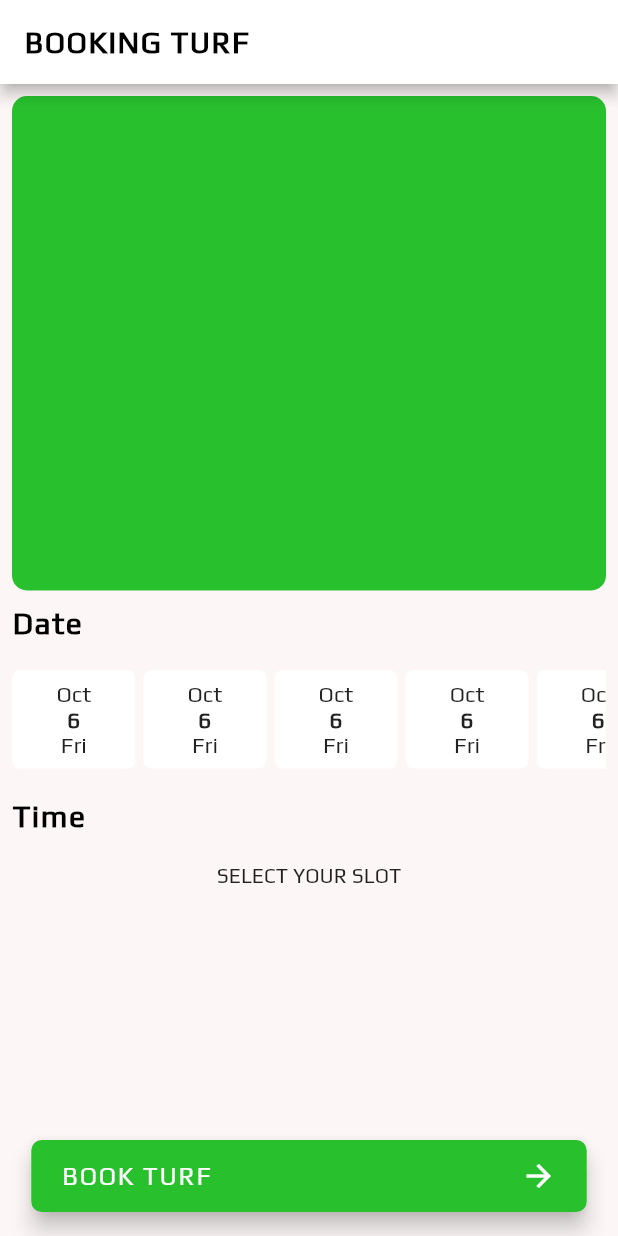
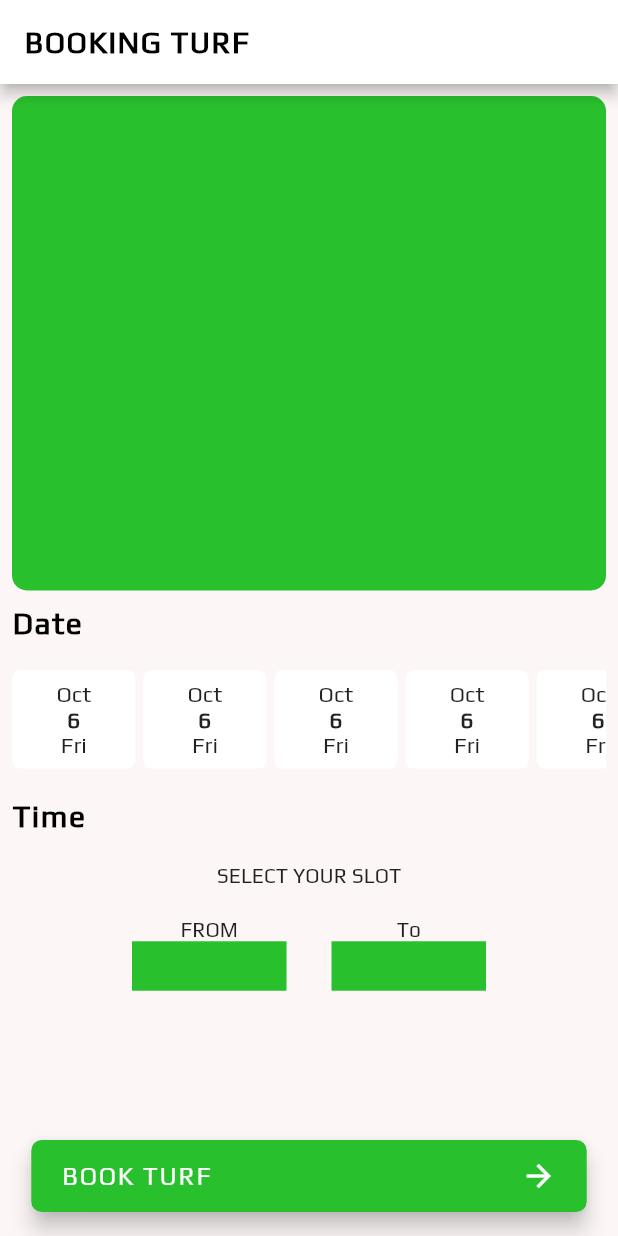
Before and after one commit to muhammednasrudheencn/DreamSports_User, a Flutter app: the BookingDetail screen opened directly, on a phone screen of 412 x 824 dp. Run offline on Flutter 3.47's test engine with Material 2 defaults, Android fonts, the phone set to English and light mode, and no system bars; our stand-ins replace bloc, carousel_slider, cloud_firestore, firebase_auth, firebase_core, firebase_storage and 8 more; accounts and stored records are empty; statements that could not run were skipped.

Commit message:
adding turf and booking

```diff
--- a/lib/screens/home/screen_booking_detail.dart
+++ b/lib/screens/home/screen_booking_detail.dart
@@ -35,6 +35,7 @@ class BookingDetail extends StatelessWidget {
       body: SafeArea(
         child: Padding(
           padding: const EdgeInsets.all(8.0),
+          child: SingleChildScrollView(
             child: Column(
               children: [
                 Container(
@@ -70,7 +71,8 @@ class BookingDetail extends StatelessWidget {
                               ),
                               Text('6',
                                   style: TextStyle(
-                                    fontSize: 15, fontWeight: FontWeight.bold)),
+                                      fontSize: 15,
+                                      fontWeight: FontWeight.bold)),
                               Text('Fri', style: TextStyle(fontSize: 15)),
                             ],
                           ),
@@ -82,15 +84,83 @@ class BookingDetail extends StatelessWidget {
                 const SizedBox(height: 20),
                 fieldtext('Time'),
                 const SizedBox(height: 20),
-              const Center(
+                Center(
                   child: Column(
-                  children: [Text('SELECT YOUR SLOT')],
+                    children: [
+                      const Text('SELECT YOUR SLOT'),
+                      const SizedBox(height: 20),
+                      Row(
+                        mainAxisAlignment: MainAxisAlignment.center,
+                        children: [
+                          Column(
+                            children: [
+                              const Text('FROM'),
+                              GestureDetector(
+                                onTap: () {
+                                  showModalBottomSheet(
+                                      context: context,
+                                      isScrollControlled: true,
+                                      showDragHandle: true,
+                                      shape: const RoundedRectangleBorder(
+                                        borderRadius: BorderRadius.vertical(
+                                          top: Radius.circular(25),
+                                        ),
+                                      ),
+                                      builder: (context) => imgbottom(
+                                          height: mediaquery.height * 0.22,
+                                          toheight: mediaquery.height * 0.06,
+                                          towidth: mediaquery.width));
+                                },
+                                child: Container(
+                                  color: homecolor,
+                                  width: mediaquery.width * 0.25,
+                                  height: mediaquery.height * 0.04,
+                                ),
+                              )
+                            ],
+                          ),
+                          const VerticalDivider(
+                            color: blackback,
+                            thickness: 1,
+                            width: 30,
+                          ),
+                          Column(
+                            children: [
+                              const Text('To'),
+                              GestureDetector(
+                                onTap: () {
+                                  showModalBottomSheet(
+                                      context: context,
+                                      isScrollControlled: true,
+                                      showDragHandle: true,
+                                      shape: const RoundedRectangleBorder(
+                                        borderRadius: BorderRadius.vertical(
+                                          top: Radius.circular(25),
+                                        ),
+                                      ),
+                                      builder: (context) => imgbottom(
+                                          height: mediaquery.height * 0.22,
+                                          toheight: mediaquery.height * 0.06,
+                                          towidth: mediaquery.width));
+                                },
+                                child: Container(
+                                  width: mediaquery.width * 0.25,
+                                  height: mediaquery.height * 0.04,
+                                  color: homecolor,
+                                ),
+                              )
+                            ],
+                          )
+                        ],
+                      )
+                    ],
                   ),
                 )
               ],
             ),
           ),
         ),
+      ),
     );
   }
 }
--- a/lib/screens/home/screen_home.dart
+++ b/lib/screens/home/screen_home.dart
@@ -113,7 +113,7 @@ class _HomeScreeenState extends State<HomeScreeen> {
               SizedBox(
                 height: mediaquery.height * 0.30,
                 child: StreamBuilder(
-                    stream: store.collection('TurfOwner').snapshots(),
+                    stream: store.collection('TurfDetails').snapshots(),
                     builder: (context, snapshot) {
                       if (snapshot.connectionState == ConnectionState.waiting) {
                         return const Center(child: CircularProgressIndicator());
@@ -140,7 +140,7 @@ class _HomeScreeenState extends State<HomeScreeen> {
                             },
                             child: StreamBuilder(
                                 stream: store
-                                    .collection('TurfOwner')
+                                    .collection('TurfDetails')
                                     .doc(data['userid'])
                                     .collection('images')
                                     .snapshots(),
--- a/lib/screens/home/screen_spot.dart
+++ b/lib/screens/home/screen_spot.dart
@@ -29,7 +29,7 @@ class SpotScreen extends StatelessWidget {
                 child: ScrollConfiguration(
                   behavior: MyBehavior(),
                   child: StreamBuilder(
-                      stream: store.collection('TurfOwner').snapshots(),
+                      stream: store.collection('TurfDetails').snapshots(),
                       builder: (context, snapshot) {
                         if (snapshot.connectionState ==
                             ConnectionState.waiting) {
@@ -57,7 +57,7 @@ class SpotScreen extends StatelessWidget {
                               },
                               child: StreamBuilder(
                                   stream: store
-                                      .collection('TurfOwner')
+                                      .collection('TurfDetails')
                                       .doc(data['userid'])
                                       .collection('images')
                                       .snapshots(),
--- a/lib/screens/home/screen_turfstatus.dart
+++ b/lib/screens/home/screen_turfstatus.dart
@@ -28,7 +28,7 @@ class TurfStatusScreen extends StatelessWidget {
       body: Padding(
         padding: const EdgeInsets.all(10.0),
         child: StreamBuilder(
-            stream: store.collection('TurfOwner').snapshots(),
+            stream: store.collection('TurfDetails').snapshots(),
             builder: (context, snapshot) {
               if (snapshot.connectionState == ConnectionState.waiting) {
                 return const Center(child: CircularProgressIndicator());
@@ -44,7 +44,7 @@ class TurfStatusScreen extends StatelessWidget {
                     Stack(children: [
                       StreamBuilder(
                           stream: store
-                              .collection('TurfOwner')
+                              .collection('TurfDetails')
                               .doc(data['userid'])
                               .collection('images')
                               .snapshots(),
```
Also changed, not shown: lib/widgets/free_widget.dart (+23 -0 lines), lib/widgets/screens_widget.dart (+7 -5 lines). Lines whose indentation alone changed are shown as unchanged.
